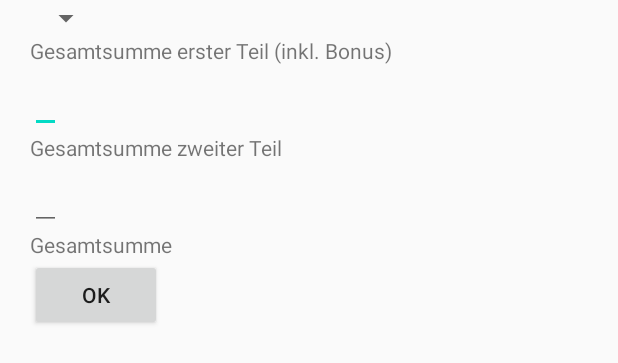
After one commit to Jonas-Koni/statistic_app, an Android app: the layout layout_enter_kniffel.xml on its own in the app's theme, with its tools: preview values and no code run, on a phone screen of 412 x 824 dp. The commit adds this screen. Shown: the top 363 px of the screen. Run offline under Robolectric (Android 15) with nearby library versions, the phone set to English and light mode, and no system bars.

Commit message:
added EnterKniffel and EnterMadn

```diff
--- a/app/src/main/AndroidManifest.xml
+++ b/app/src/main/AndroidManifest.xml
@@ -9,6 +9,7 @@
         android:roundIcon="@mipmap/ic_launcher_round"
         android:supportsRtl="true"
         android:theme="@style/AppTheme">
+        <activity android:name=".EnterPlacement" />
         <activity android:name=".MainActivity">
             <intent-filter>
                 <action android:name="android.intent.action.MAIN" />
--- a/app/src/main/java/com/example/statistik_v2/edit_folder.java
+++ b/app/src/main/java/com/example/statistik_v2/dialogEditFolder.java
@@ -21,7 +21,7 @@ import java.util.ArrayList;
 
 
 
-public class edit_folder extends AppCompatDialogFragment {
+public class dialogEditFolder extends AppCompatDialogFragment {
 
     private EditText Et_EnterName;
     //private ExampleDialogListener2 listener2;
@@ -30,7 +30,7 @@ public class edit_folder extends AppCompatDialogFragment {
     private int mPosition;
     private ArrayList<GamesItem> mGamesList;
     private ArrayList<FolderItem> mFolderList;
-    public edit_folder(ArrayList<String> PlayerList, int position, int GameType, ArrayList<FolderItem> FolderList){
+    public dialogEditFolder(ArrayList<String> PlayerList, int position, int GameType, ArrayList<FolderItem> FolderList){
         mPlayerList = PlayerList;
         mPosition = position;
         mGameType = GameType;
--- a/app/src/main/java/com/example/statistik_v2/dialog_rename_item.java
+++ b/app/src/main/java/com/example/statistik_v2/dialogRenameItem.java
@@ -15,14 +15,14 @@ import androidx.annotation.Nullable;
 import androidx.appcompat.app.AlertDialog;
 import androidx.appcompat.app.AppCompatDialogFragment;
 
-public class dialog_rename_item extends AppCompatDialogFragment {
+public class dialogRenameItem extends AppCompatDialogFragment {
     private TextView tvOldName;
     private EditText etNewName;
     private int mPosition;
     private String mOnItemSelectedText;
     private ExampleDialogListener3 listener3;
 
-    public dialog_rename_item(String onItemSelectedText, int position){
+    public dialogRenameItem(String onItemSelectedText, int position){
         mOnItemSelectedText = onItemSelectedText;
         mPosition = position;
     }
--- a/app/src/main/java/com/example/statistik_v2/edit_FolderName.java
+++ b/app/src/main/java/com/example/statistik_v2/edit_FolderName.java
@@ -47,7 +47,8 @@ public class edit_FolderName extends AppCompatDialogFragment {
                 .setNegativeButton("Abbrechen", new DialogInterface.OnClickListener() {
                     @Override
                     public void onClick(DialogInterface dialog, int which) {
-
+                        mFolderList.remove(mFolderList.size()-1);
+                        mAdapter.notifyDataSetChanged();
                     }
                 })
                 .setPositiveButton("OK", new DialogInterface.OnClickListener() {
--- /dev/null
+++ b/app/src/main/res/layout/layout_enter_kniffel.xml
@@ -0,0 +1,61 @@
+<?xml version="1.0" encoding="utf-8"?>
+<RelativeLayout
+    xmlns:android="http://schemas.android.com/apk/res/android" android:layout_width="match_parent"
+    android:layout_height="match_parent">
+
+    <Spinner
+        android:id="@+id/SpinnerPlayerList"
+        android:layout_width="wrap_content"
+        android:layout_height="wrap_content"
+        android:layout_marginLeft="30px" />
+
+
+
+    <TextView
+        android:id="@+id/TextViewGesamtsumme01"
+        android:layout_width="wrap_content"
+        android:layout_height="wrap_content"
+        android:layout_marginLeft="30px"
+        android:text="Gesamtsumme erster Teil (inkl. Bonus)"
+        android:layout_below="@+id/SpinnerPlayerList"/>
+
+    <EditText
+        android:id="@+id/EditTextGesamtSumme01"
+        android:layout_width="wrap_content"
+        android:layout_height="wrap_content"
+        android:layout_marginLeft="30px"
+        android:layout_below="@+id/TextViewGesamtsumme01" />
+
+    <TextView
+        android:id="@+id/TextViewGesamtsumme02"
+        android:layout_width="wrap_content"
+        android:layout_height="wrap_content"
+        android:layout_below="@+id/EditTextGesamtSumme01"
+        android:layout_marginLeft="30px"
+        android:text="Gesamtsumme zweiter Teil"/>
+
+    <EditText
+        android:id="@+id/EditTextGesamtSumme02"
+        android:layout_width="wrap_content"
+        android:layout_height="wrap_content"
+        android:layout_marginLeft="30px"
+
+        android:layout_below="@+id/TextViewGesamtsumme02"/>
+    <TextView
+        android:id="@+id/TextViewGesamtsumme"
+        android:text="Gesamtsumme"
+        android:layout_width="wrap_content"
+        android:layout_height="wrap_content"
+        android:layout_marginLeft="30px"
+        android:layout_below="@+id/EditTextGesamtSumme02"/>
+
+    <Button
+        android:id="@+id/ButtonConfirmPlayerStats"
+        android:layout_width="wrap_content"
+        android:layout_height="wrap_content"
+        android:layout_below="@+id/TextViewGesamtsumme"
+        android:layout_marginLeft="30px"
+        android:text="OK" />
+
+
+</RelativeLayout>
```
Also changed, not shown: app/src/main/java/com/example/statistik_v2/EnterKniffel.java (added, +110 -0 lines), app/src/main/java/com/example/statistik_v2/EnterMadn.java (added, +68 -0 lines), app/src/main/java/com/example/statistik_v2/EnterPlacement.java (added, +146 -0 lines), app/src/main/java/com/example/statistik_v2/FolderItem.java (+35 -1 lines), app/src/main/java/com/example/statistik_v2/MainActivity.java (+4 -3 lines), app/src/main/java/com/example/statistik_v2/enter_statistic.java (+30 -39 lines), app/src/main/res/layout/activity_enter_placement.xml (added, +29 -0 lines), app/src/main/res/layout/layout_edit_folder.xml (+20 -14 lines), app/src/main/res/layout/layout_enter_madn.xml (added, +43 -0 lines), app/src/main/res/values/strings.xml (+7 -0 lines).
